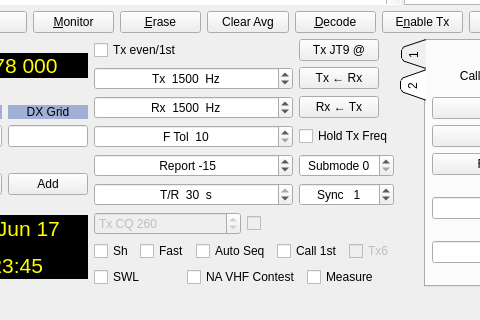
The window that mainwindow.ui (saitohirga/WSJT-X) describes before a commit, drawn with Qt 5; both pictures show x 152 to 632 and y 235 to 555 of the 867 by 555 pixel window.
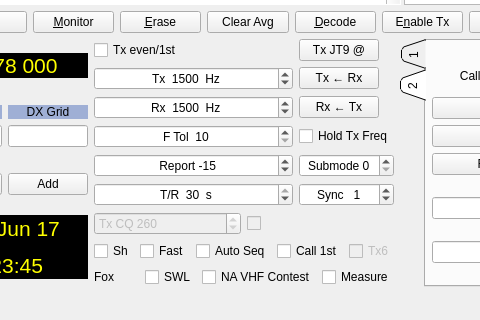
The same window after the commit. Custom widgets are drawn as their Qt base class.

The edit to the form file:
```diff
--- a/mainwindow.ui
+++ b/mainwindow.ui
@@ -954,6 +954,13 @@
                  </item>
                  <item row="15" column="0" colspan="2">
                   <layout class="QHBoxLayout" name="horizontalLayout_15">
+                   <item>
+                    <widget class="QLabel" name="labDXped">
+                     <property name="text">
+                      <string>Fox</string>
+                     </property>
+                    </widget>
+                   </item>
                    <item>
                     <widget class="QCheckBox" name="cbSWL">
                      <property name="toolTip">
```
